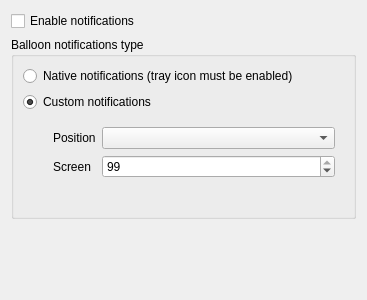
Before: the Qt Designer form src/librssguard/gui/settings/settingsnotifications.ui in martinrotter/rssguard, drawn with Qt 5.
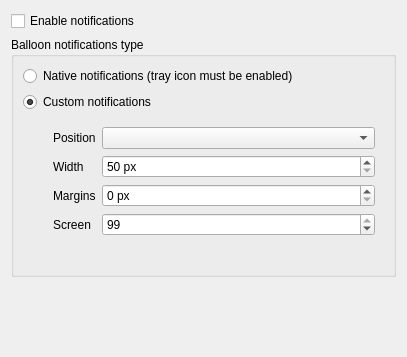
After: the same form once the commit is applied. Custom widgets are drawn as their Qt base class.

Diff of the .ui file:
```diff
--- a/src/librssguard/gui/settings/settingsnotifications.ui
+++ b/src/librssguard/gui/settings/settingsnotifications.ui
@@ -6,8 +6,8 @@
    <rect>
     <x>0</x>
     <y>0</y>
-    <width>367</width>
-    <height>300</height>
+    <width>407</width>
+    <height>357</height>
    </rect>
   </property>
   <layout class="QFormLayout" name="formLayout">
@@ -76,27 +76,64 @@
          <item row="0" column="1">
           <widget class="QComboBox" name="m_cbCustomNotificationsPosition"/>
          </item>
-         <item row="1" column="1">
+         <item row="3" column="1">
           <widget class="QSpinBox" name="m_sbScreen">
            <property name="value">
             <number>99</number>
            </property>
           </widget>
          </item>
-         <item row="1" column="0">
+         <item row="3" column="0">
           <widget class="QLabel" name="label_2">
            <property name="text">
             <string>Screen</string>
            </property>
           </widget>
          </item>
-         <item row="2" column="1">
+         <item row="4" column="1">
           <widget class="QLabel" name="m_lblScreenInfo">
            <property name="text">
             <string/>
            </property>
           </widget>
          </item>
+         <item row="1" column="1">
+          <widget class="QSpinBox" name="m_sbWidth">
+           <property name="suffix">
+            <string> px</string>
+           </property>
+           <property name="minimum">
+            <number>50</number>
+           </property>
+           <property name="maximum">
+            <number>1000</number>
+           </property>
+          </widget>
+         </item>
+         <item row="1" column="0">
+          <widget class="QLabel" name="label_3">
+           <property name="text">
+            <string>Width</string>
+           </property>
+          </widget>
+         </item>
+         <item row="2" column="1">
+          <widget class="QSpinBox" name="m_sbMargin">
+           <property name="suffix">
+            <string> px</string>
+           </property>
+           <property name="maximum">
+            <number>100</number>
+           </property>
+          </widget>
+         </item>
+         <item row="2" column="0">
+          <widget class="QLabel" name="label_4">
+           <property name="text">
+            <string>Margins</string>
+           </property>
+          </widget>
+         </item>
         </layout>
        </widget>
       </item>
```
